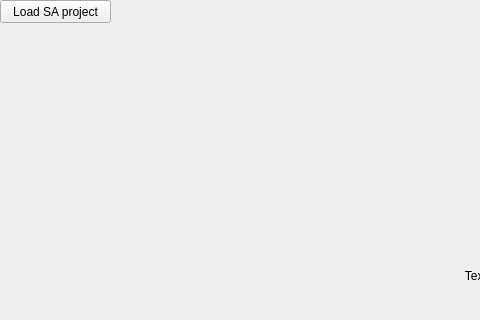
First picture: the form in poly2pixel.ui, repository Jose-Verdu-Diaz/sa_poly2pixel, before the edit; both pictures show x 0 to 480 and y 0 to 320 of the 800 by 600 pixel window.
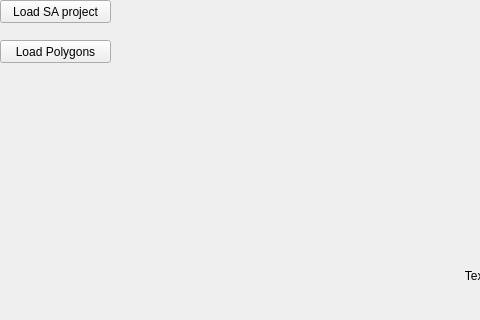
Second picture: the form after the edit.

Commit message: Classes from json

What changed in the file:
```diff
--- a/poly2pixel.ui
+++ b/poly2pixel.ui
@@ -46,6 +46,19 @@
      <bool>true</bool>
     </property>
    </widget>
+   <widget class="QPushButton" name="loadPoly">
+    <property name="geometry">
+     <rect>
+      <x>0</x>
+      <y>40</y>
+      <width>111</width>
+      <height>23</height>
+     </rect>
+    </property>
+    <property name="text">
+     <string>Load Polygons</string>
+    </property>
+   </widget>
   </widget>
   <widget class="QMenuBar" name="menubar">
    <property name="geometry">
```
The commit also changes 2 other files.
